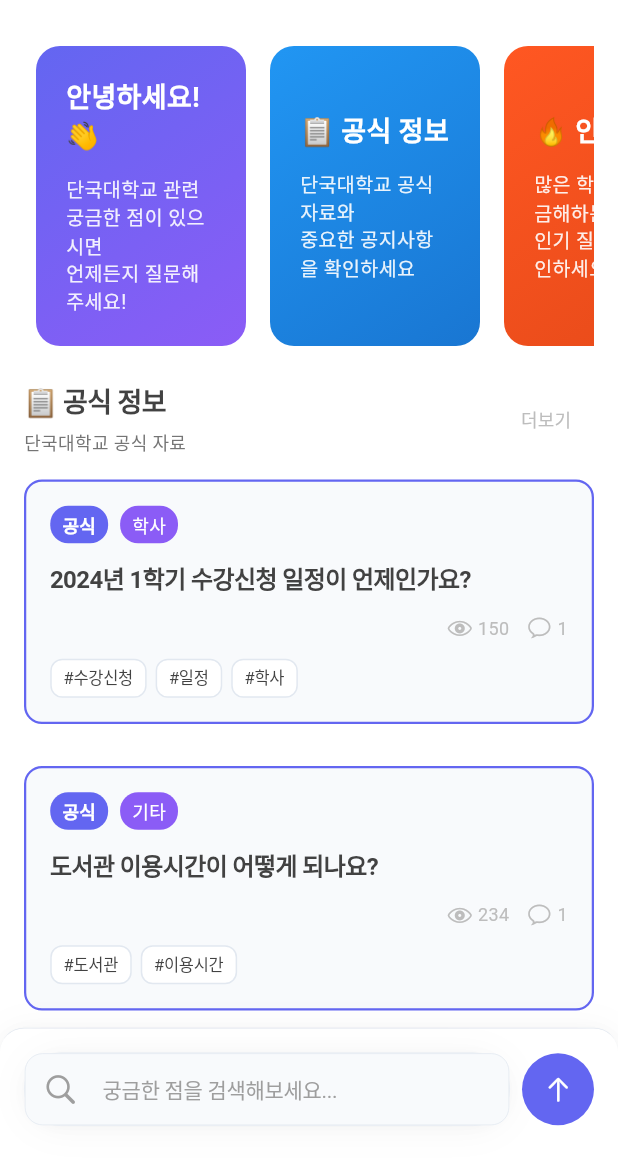
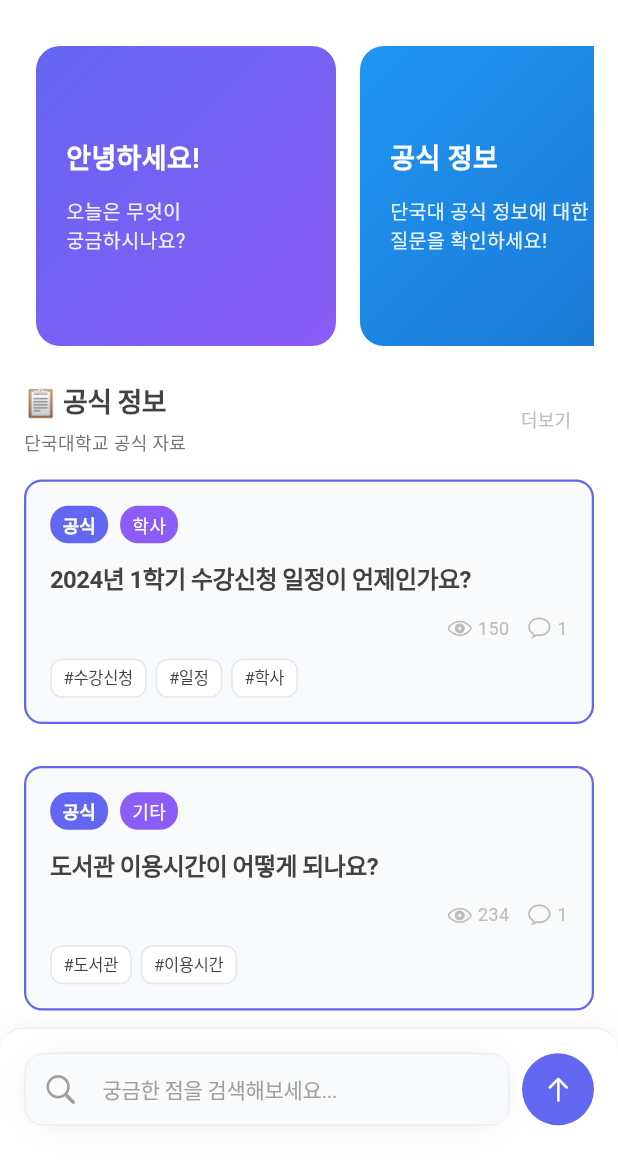
Before and after one commit to DKU-JisikIn/frontend, a Flutter app: the screen it shows after launch, on a phone screen of 412 x 824 dp, the part 62-1236 px from its top. Run offline on Flutter 3.47's test engine with Material 3 defaults, Android fonts, the phone set to English and light mode, and no system bars.

```diff
--- a/lib/screens/home_screen.dart
+++ b/lib/screens/home_screen.dart
@@ -510,7 +510,7 @@ class _HomeScreenState extends State<HomeScreen> with TickerProviderStateMixin {
   // 배너 메서드들
   Widget _buildWelcomeBanner() {
     return Container(
-      width: 140, // 너비를 줄여서 더 많은 배너가 보이도록 조정
+      width: 200, // 너비를 줄여서 더 많은 배너가 보이도록 조정
       margin: const EdgeInsets.symmetric(horizontal: 8),
       padding: const EdgeInsets.all(20),
       decoration: BoxDecoration(
@@ -536,8 +536,8 @@ class _HomeScreenState extends State<HomeScreen> with TickerProviderStateMixin {
           children: [
             Text(
               _authService.isLoggedIn
-                ? '${_authService.currentUserName ?? '사용자'}님, 반가워요! 👋'
-                : '안녕하세요! 👋',
+                ? '${_authService.currentUserName ?? '사용자'}님,\n반가워요!'
+                : '안녕하세요!',
               style: const TextStyle(
                 color: Colors.white,
                 fontSize: 18,
@@ -547,8 +547,8 @@ class _HomeScreenState extends State<HomeScreen> with TickerProviderStateMixin {
             const SizedBox(height: 12),
             Text(
               _authService.isLoggedIn
-                ? '내 정보를 확인하려면 탭하세요'
-                : '단국대학교 관련 궁금한 점이 있으시면\n언제든지 질문해주세요!',
+                ? '궁금한 점이 있으신가요?\n언제든지 질문해주세요!'
+                : '오늘은 무엇이\n궁금하시나요?',
               style: TextStyle(
                 color: Colors.white.withOpacity(0.9),
                 fontSize: 13,
@@ -563,7 +563,7 @@ class _HomeScreenState extends State<HomeScreen> with TickerProviderStateMixin {
 
   Widget _buildOfficialBanner() {
     return Container(
-      width: 140, // 너비를 줄여서 더 많은 배너가 보이도록 조정
+      width: 200, // 너비를 줄여서 더 많은 배너가 보이도록 조정
       margin: const EdgeInsets.symmetric(horizontal: 8),
       padding: const EdgeInsets.all(20),
       decoration: BoxDecoration(
@@ -592,7 +592,7 @@ class _HomeScreenState extends State<HomeScreen> with TickerProviderStateMixin {
           mainAxisAlignment: MainAxisAlignment.center,
           children: [
             const Text(
-              '📋 공식 정보',
+              '공식 정보',
               style: TextStyle(
                 color: Colors.white,
                 fontSize: 18,
@@ -601,7 +601,7 @@ class _HomeScreenState extends State<HomeScreen> with TickerProviderStateMixin {
             ),
             const SizedBox(height: 12),
             Text(
-              '단국대학교 공식 자료와\n중요한 공지사항을 확인하세요',
+              '단국대 공식 정보에 대한\n질문을 확인하세요!',
               style: TextStyle(
                 color: Colors.white.withOpacity(0.9),
                 fontSize: 13,
@@ -616,7 +616,7 @@ class _HomeScreenState extends State<HomeScreen> with TickerProviderStateMixin {
 
   Widget _buildPopularBanner() {
     return Container(
-      width: 140, // 너비를 줄여서 더 많은 배너가 보이도록 조정
+      width: 200, // 너비를 줄여서 더 많은 배너가 보이도록 조정
       margin: const EdgeInsets.symmetric(horizontal: 8),
       padding: const EdgeInsets.all(20),
       decoration: BoxDecoration(
@@ -645,7 +645,7 @@ class _HomeScreenState extends State<HomeScreen> with TickerProviderStateMixin {
           mainAxisAlignment: MainAxisAlignment.center,
           children: [
             const Text(
-              '🔥 인기 질문',
+              '인기 질문',
               style: TextStyle(
                 color: Colors.white,
                 fontSize: 18,
@@ -654,7 +654,7 @@ class _HomeScreenState extends State<HomeScreen> with TickerProviderStateMixin {
             ),
             const SizedBox(height: 12),
             Text(
-              '많은 학생들이 궁금해하는\n인기 질문들을 확인하세요',
+              '많은 학생들이 살펴본\n인기 질문을 확인하세요!',
               style: TextStyle(
                 color: Colors.white.withOpacity(0.9),
                 fontSize: 13,
@@ -669,7 +669,7 @@ class _HomeScreenState extends State<HomeScreen> with TickerProviderStateMixin {
 
   Widget _buildFrequentBanner() {
     return Container(
-      width: 140, // 너비를 줄여서 더 많은 배너가 보이도록 조정
+      width: 200, // 너비를 줄여서 더 많은 배너가 보이도록 조정
       margin: const EdgeInsets.symmetric(horizontal: 8),
       padding: const EdgeInsets.all(20),
       decoration: BoxDecoration(
@@ -677,8 +677,8 @@ class _HomeScreenState extends State<HomeScreen> with TickerProviderStateMixin {
           begin: Alignment.topLeft,
           end: Alignment.bottomRight,
           colors: [
-            Color(0xFF9C27B0),
-            Color(0xFF7B1FA2),
+            Color.fromARGB(255, 219, 112, 237),
+            Color.fromARGB(255, 181, 98, 217),
           ],
         ),
         borderRadius: BorderRadius.circular(16),
@@ -698,7 +698,7 @@ class _HomeScreenState extends State<HomeScreen> with TickerProviderStateMixin {
           mainAxisAlignment: MainAxisAlignment.center,
           children: [
             const Text(
-              '❓ 자주 받은 질문',
+              '자주 받은 질문',
               style: TextStyle(
                 color: Colors.white,
                 fontSize: 18,
@@ -707,7 +707,7 @@ class _HomeScreenState extends State<HomeScreen> with TickerProviderStateMixin {
             ),
             const SizedBox(height: 12),
             Text(
-              '답변이 많이 달린\n자주 받은 질문들을 확인하세요',
+              '어떤 질문이 자주 올라올까요?\n한 번 확인해보세요!',
               style: TextStyle(
                 color: Colors.white.withOpacity(0.9),
                 fontSize: 13,
--- a/lib/screens/question_detail_screen.dart
+++ b/lib/screens/question_detail_screen.dart
@@ -228,10 +228,21 @@ class _QuestionDetailScreenState extends State<QuestionDetailScreen> {
       child: Column(
         crossAxisAlignment: CrossAxisAlignment.start,
         children: [
-          // AI 태그만 표시 (상단 좌측)
-          if (answer.isAIGenerated) ...[
-            Row(
-              children: [
+          // 상단 영역 (사용자 아이디와 AI 태그)
+          Row(
+            children: [
+              // 사용자 아이디 (좌측 상단)
+              Text(
+                answer.userName,
+                style: TextStyle(
+                  color: AppTheme.primaryTextColor,
+                  fontSize: 14,
+                  fontWeight: FontWeight.bold,
+                ),
+              ),
+              const SizedBox(width: 8),
+              // AI 태그 (있는 경우)
+              if (answer.isAIGenerated)
                 Container(
                   padding: const EdgeInsets.symmetric(horizontal: 8, vertical: 4),
                   decoration: BoxDecoration(
@@ -247,10 +258,9 @@ class _QuestionDetailScreenState extends State<QuestionDetailScreen> {
                     ),
                   ),
                 ),
-              ],
-            ),
-            const SizedBox(height: 12),
-          ],
+            ],
+          ),
+          const SizedBox(height: 12),
 
           // 답변 내용
           Text(
```
